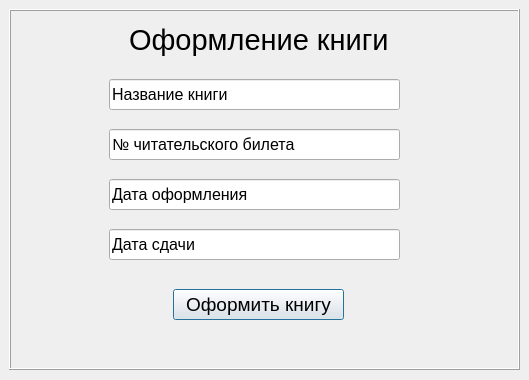
Above: forms/Оформление.ui from julik002/biblioteka before the change. Below: the same form after it.
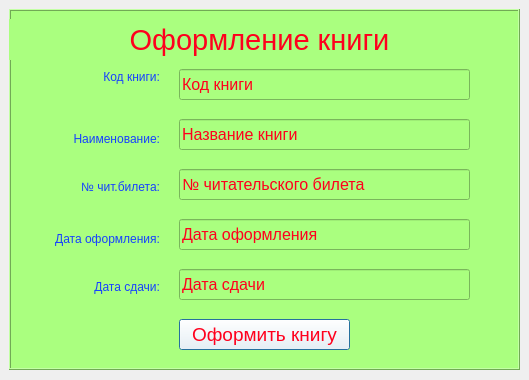
That is the form after the change.

Diff of the .ui file:
```diff
--- a/forms/Оформление.ui
+++ b/forms/Оформление.ui
@@ -22,6 +22,10 @@
      <height>361</height>
     </rect>
    </property>
+   <property name="styleSheet">
+    <string notr="true">background-color:rgb(170, 255, 127);
+color: rgb(255, 0, 29);</string>
+   </property>
    <property name="frameShape">
     <enum>QFrame::Box</enum>
    </property>
@@ -31,9 +35,9 @@
    <widget class="QLabel" name="label">
     <property name="geometry">
      <rect>
-      <x>120</x>
+      <x>0</x>
       <y>10</y>
-      <width>261</width>
+      <width>501</width>
       <height>41</height>
      </rect>
     </property>
@@ -45,12 +49,15 @@
     <property name="text">
      <string>Оформление книги</string>
     </property>
+    <property name="alignment">
+     <set>Qt::AlignCenter</set>
+    </property>
    </widget>
    <widget class="QLineEdit" name="lineEdit">
     <property name="geometry">
      <rect>
-      <x>100</x>
-      <y>70</y>
+      <x>170</x>
+      <y>110</y>
       <width>291</width>
       <height>31</height>
      </rect>
@@ -63,12 +70,15 @@
     <property name="text">
      <string>Название книги</string>
     </property>
+    <property name="readOnly">
+     <bool>true</bool>
+    </property>
    </widget>
    <widget class="QLineEdit" name="lineEdit_2">
     <property name="geometry">
      <rect>
-      <x>100</x>
-      <y>120</y>
+      <x>170</x>
+      <y>160</y>
       <width>291</width>
       <height>31</height>
      </rect>
@@ -85,8 +95,8 @@
    <widget class="QLineEdit" name="lineEdit_3">
     <property name="geometry">
      <rect>
-      <x>100</x>
-      <y>170</y>
+      <x>170</x>
+      <y>210</y>
       <width>291</width>
       <height>31</height>
      </rect>
@@ -103,8 +113,8 @@
    <widget class="QLineEdit" name="lineEdit_4">
     <property name="geometry">
      <rect>
-      <x>100</x>
-      <y>220</y>
+      <x>170</x>
+      <y>260</y>
       <width>291</width>
       <height>31</height>
      </rect>
@@ -121,8 +131,8 @@
    <widget class="QPushButton" name="pushButton">
     <property name="geometry">
      <rect>
-      <x>164</x>
-      <y>280</y>
+      <x>170</x>
+      <y>310</y>
       <width>171</width>
       <height>31</height>
      </rect>
@@ -132,10 +142,129 @@
       <pointsize>14</pointsize>
      </font>
     </property>
+    <property name="styleSheet">
+     <string notr="true">background-color: rgb(255, 255, 255);</string>
+    </property>
     <property name="text">
      <string>Оформить книгу</string>
     </property>
    </widget>
+   <widget class="QLineEdit" name="lineEdit_code">
+    <property name="geometry">
+     <rect>
+      <x>170</x>
+      <y>60</y>
+      <width>291</width>
+      <height>31</height>
+     </rect>
+    </property>
+    <property name="font">
+     <font>
+      <pointsize>12</pointsize>
+     </font>
+    </property>
+    <property name="text">
+     <string>Код книги</string>
+    </property>
+    <property name="readOnly">
+     <bool>true</bool>
+    </property>
+   </widget>
+   <widget class="QLabel" name="label_2">
+    <property name="geometry">
+     <rect>
+      <x>60</x>
+      <y>60</y>
+      <width>91</width>
+      <height>16</height>
+     </rect>
+    </property>
+    <property name="styleSheet">
+     <string notr="true">color: rgb(22, 65, 255);</string>
+    </property>
+    <property name="text">
+     <string>Код книги:</string>
+    </property>
+    <property name="alignment">
+     <set>Qt::AlignRight|Qt::AlignTrailing|Qt::AlignVCenter</set>
+    </property>
+   </widget>
+   <widget class="QLabel" name="label_3">
+    <property name="geometry">
+     <rect>
+      <x>30</x>
+      <y>120</y>
+      <width>121</width>
+      <height>20</height>
+     </rect>
+    </property>
+    <property name="styleSheet">
+     <string notr="true">color: rgb(22, 65, 255);</string>
+    </property>
+    <property name="text">
+     <string>Наименование:</string>
+    </property>
+    <property name="alignment">
+     <set>Qt::AlignRight|Qt::AlignTrailing|Qt::AlignVCenter</set>
+    </property>
+   </widget>
+   <widget class="QLabel" name="label_4">
+    <property name="geometry">
+     <rect>
+      <x>60</x>
+      <y>170</y>
+      <width>91</width>
+      <height>16</height>
+     </rect>
+    </property>
+    <property name="styleSheet">
+     <string notr="true">color: rgb(22, 65, 255);</string>
+    </property>
+    <property name="text">
+     <string>№ чит.билета:</string>
+    </property>
+    <property name="alignment">
+     <set>Qt::AlignRight|Qt::AlignTrailing|Qt::AlignVCenter</set>
+    </property>
+   </widget>
+   <widget class="QLabel" name="label_5">
+    <property name="geometry">
+     <rect>
+      <x>20</x>
+      <y>220</y>
+      <width>131</width>
+      <height>20</height>
+     </rect>
+    </property>
+    <property name="styleSheet">
+     <string notr="true">color: rgb(22, 65, 255);</string>
+    </property>
+    <property name="text">
+     <string>Дата оформления:</string>
+    </property>
+    <property name="alignment">
+     <set>Qt::AlignRight|Qt::AlignTrailing|Qt::AlignVCenter</set>
+    </property>
+   </widget>
+   <widget class="QLabel" name="label_6">
+    <property name="geometry">
+     <rect>
+      <x>60</x>
+      <y>270</y>
+      <width>91</width>
+      <height>16</height>
+     </rect>
+    </property>
+    <property name="styleSheet">
+     <string notr="true">color: rgb(22, 65, 255);</string>
+    </property>
+    <property name="text">
+     <string>Дата сдачи:</string>
+    </property>
+    <property name="alignment">
+     <set>Qt::AlignRight|Qt::AlignTrailing|Qt::AlignVCenter</set>
+    </property>
+   </widget>
   </widget>
  </widget>
  <resources/>
```
Left out of the diff: 12 changed lines with no effect on the pictures.
